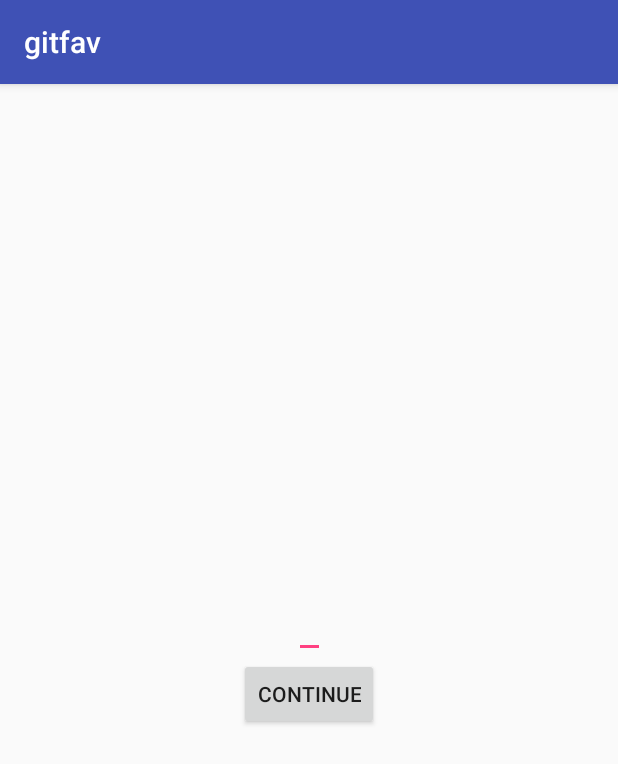
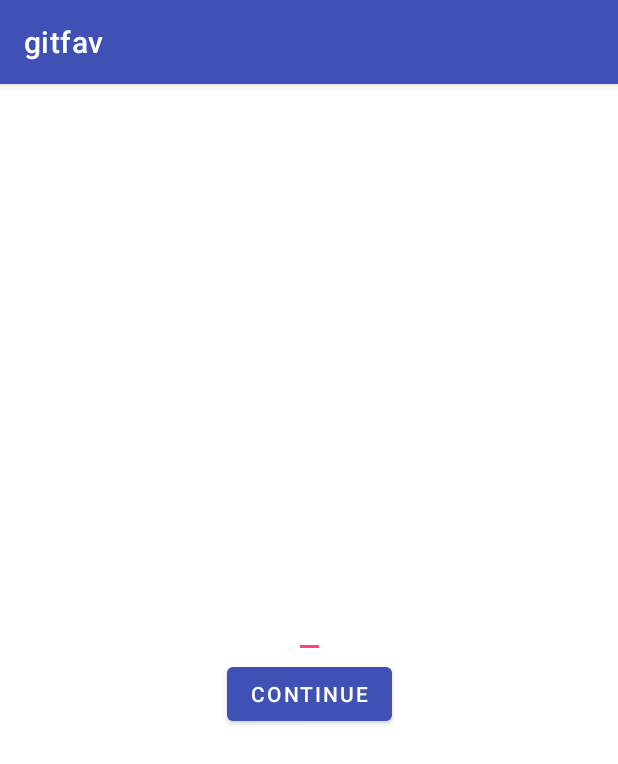
Before and after one commit to dexpota/gitfav, an Android app: the screen it shows after launch (MainActivity), on a phone screen of 412 x 824 dp. Shown: the top 764 px of the screen. Run offline under Robolectric (Android 15) with nearby library versions, the phone set to English and light mode, and no system bars; our stand-ins replace ButterKnife, RxJava, paging; libraries missing offline, so code that uses them is left out: androidx.paging.

Commit message:
Switching to material components.

```diff
--- a/app/build.gradle
+++ b/app/build.gradle
@@ -42,6 +42,8 @@ dependencies {
     implementation "androidx.lifecycle:lifecycle-viewmodel-ktx:2.0.0"
     implementation "org.jetbrains.kotlin:kotlin-stdlib-jdk7:$kotlin_version"
 
+    implementation 'com.google.android.material:material:1.1.0-alpha06'
+
     implementation 'com.squareup.retrofit2:retrofit:2.4.0'
     implementation 'com.squareup.retrofit2:converter-moshi:2.4.0'
     implementation 'com.squareup.moshi:moshi:1.6.0'
--- a/app/src/main/res/values/styles.xml
+++ b/app/src/main/res/values/styles.xml
@@ -1,7 +1,7 @@
 <resources>
 
     <!-- Base application theme. -->
-    <style name="AppTheme" parent="Base.Theme.AppCompat.Light.DarkActionBar">
+    <style name="AppTheme" parent="Theme.MaterialComponents.Light.DarkActionBar">
         <!-- Customize your theme here. -->
         <item name="colorPrimary">@color/colorPrimary</item>
         <item name="colorPrimaryDark">@color/colorPrimaryDark</item>
```
